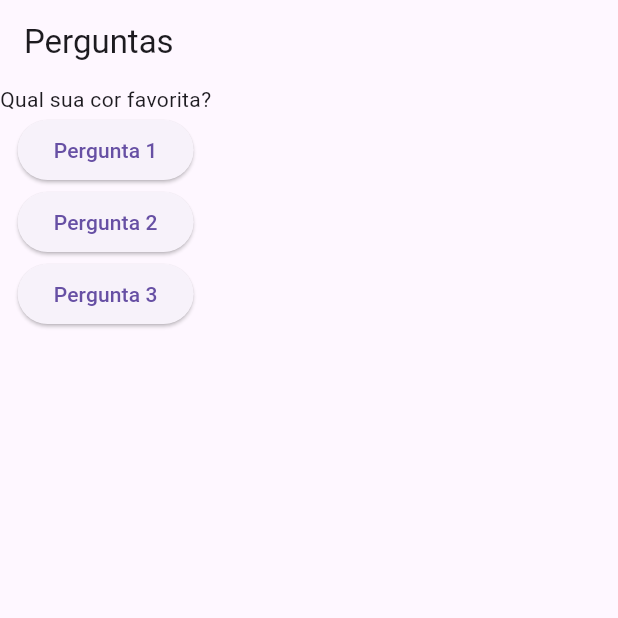
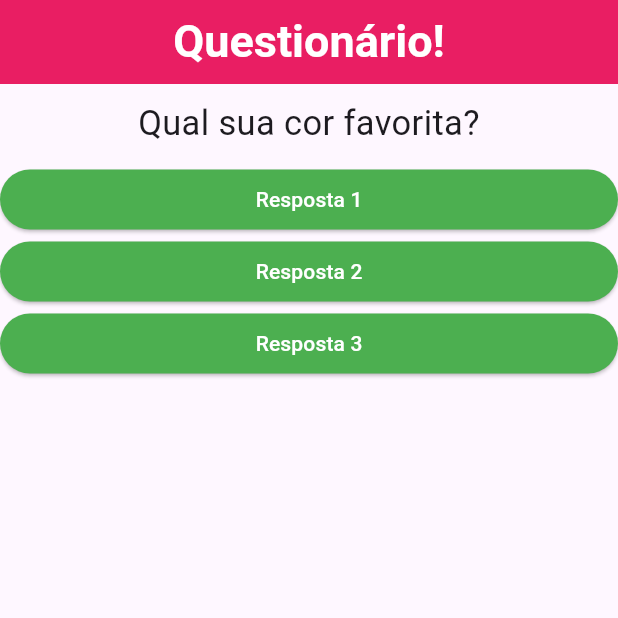
Before and after one commit to manugracianosantos/projeto_perguntas, a Flutter app: the screen it shows after launch, on a phone screen of 412 x 824 dp, the top half of it. Run offline on Flutter 3.47's test engine with Material 3 defaults, Android fonts, the phone set to English and light mode, and no system bars.

Commit message:
adicionando componentes reutilizáveis para perguntas e respostas

```diff
--- a/projeto_perguntas/lib/main.dart
+++ b/projeto_perguntas/lib/main.dart
@@ -1,49 +1,56 @@
 import 'package:flutter/material.dart';
+import './questao.dart';
+import './resposta.dart';
 
 main() => runApp(PerguntaApp());
 
-class PerguntaAppState extends State<PerguntaApp> {
-  //? mudamos tudo que usa a variável ou a função para esse
-  var perguntaSelecionada = 0;
-
-  void responder() {
-    setState(() { //passa oque está sendo modificado
-      perguntaSelecionada++;
-
+class _PerguntaAppState extends State<PerguntaApp> {
+  var _perguntaSelecionada = 0;
+  void _responder() {
+    setState(() {
+      _perguntaSelecionada++;
     });
-    print(perguntaSelecionada);
+    print(_perguntaSelecionada);
   }
 
   @override
   Widget build(BuildContext context) {
-    final perguntas = [
-      //Para começar o desenvolvimento do nosso projeto, fizemos uma Lista de perguntas para
-      //chama-las dps no código, para isso usamos: List<String>. List<Tipodecoisaquetemnalista>
-      //mas como temos Inferência nn é necessário
-      'Qual sua cor favorita?',
-      'Qual é o seu animal preferido? ',
+    final List<Map<String, Object>> perguntas = [//???
+      {
+        'texto': 'Qual sua cor favorita?',
+        'resposta': ['Preto', 'Vermelho', 'Verde', 'Branco'],
+      },
+      {
+        'texto': 'Qual é o seu animal preferido?' ,
+        'resposta': ['Coelho', 'Cobra', 'Elefante', 'Leão'],
+      },
+      {
+        'texto': 'Qual o seu instrutor favorito?',
+        'reposta': ['Maria', 'João', 'Léo', 'Pedro'],
+      }
     ];
     return MaterialApp(
       home: Scaffold(
-        appBar: AppBar(title: Text('Perguntas')),
+        appBar: AppBar(
+          backgroundColor: Colors.pink,
+          title: Center(
+            //centraliza o texto
+            child: Text(
+              'Questionário!',
+              style: TextStyle(
+                fontWeight: FontWeight.bold,
+                color: Colors.white,
+                fontSize: 30.0,
+              ),
+            ),
+          ),
+        ),
         body: Column(
           children: <Widget>[
-            //Vários widgets no Flutter só podem ter um filho. O Column() nn é um deles.
-            //Usamos o children que funciona quase como uma lista de componentes como, botão,
-            //texto...
-            Text(perguntas[perguntaSelecionada]),
-            ElevatedButton(
-              child: Text('Pergunta 1'),
-              onPressed: responder, //função
-            ),
-            ElevatedButton(
-              child: Text('Pergunta 2'),
-              onPressed: responder, //função
-            ),
-            ElevatedButton(
-              child: Text('Pergunta 3'),
-              onPressed: responder, //função
-            ),
+            Questao(perguntas[_perguntaSelecionada]['texto'].toString()),
+            Resposta('Resposta 1', _responder),
+            Resposta('Resposta 2', _responder),
+            Resposta('Resposta 3', _responder),
           ],
         ),
       ),
@@ -52,7 +59,7 @@ class PerguntaAppState extends State<PerguntaApp> {
 }
 
 class PerguntaApp extends StatefulWidget {
-  PerguntaAppState createState() {
-    return PerguntaAppState();
+  _PerguntaAppState createState() {
+    return _PerguntaAppState();
   }
 }
--- /dev/null
+++ b/projeto_perguntas/lib/questao.dart
@@ -0,0 +1,20 @@
+import 'package:flutter/widgets.dart';
+
+//criamos esse para gerenciar melhor os componentesda árvore widget
+class Questao extends StatelessWidget {
+  final String texto;
+  Questao(this.texto); //pq??
+
+  @override
+  Widget build(BuildContext context) {
+    return Container(
+      width: double.infinity, //?????
+      margin: EdgeInsets.all(10), //??????????/
+      child: Text(
+        texto,
+        style: TextStyle(fontSize: 23.0),
+        textAlign: TextAlign.center,
+      ),
+    );
+  }
+}
--- /dev/null
+++ b/projeto_perguntas/lib/resposta.dart
@@ -0,0 +1,22 @@
+import 'package:flutter/material.dart';
+
+class Resposta extends StatelessWidget {
+  final String texto;
+  final Function() quandoSelecionado;
+  Resposta(this.texto, this.quandoSelecionado);
+
+  @override
+  Widget build(BuildContext context) {
+    return Container(
+      width: double.infinity, //deixa o botão ocupar a largura inteira da tlea
+      child: ElevatedButton(
+        style: ElevatedButton.styleFrom(
+          backgroundColor: Colors.green, // Cor de fundo do botão
+          foregroundColor: Colors.white, // Cor do texto
+        ),
+        onPressed: quandoSelecionado,
+        child: Text(texto),
+      ),
+    );
+  }
+}
```
